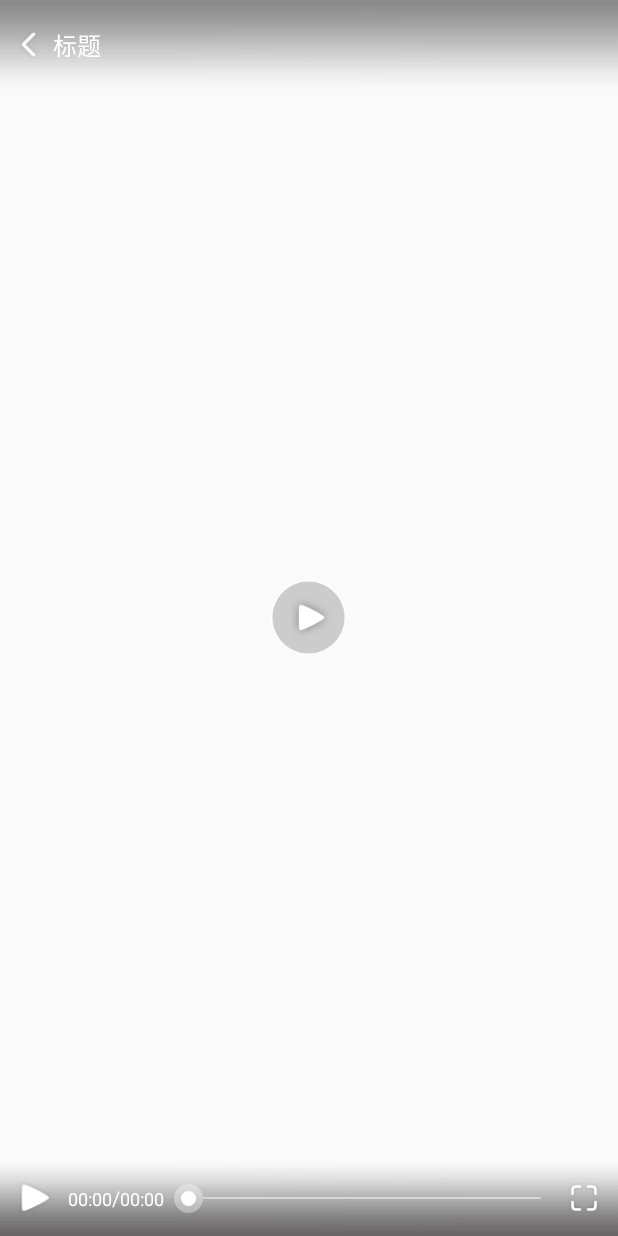
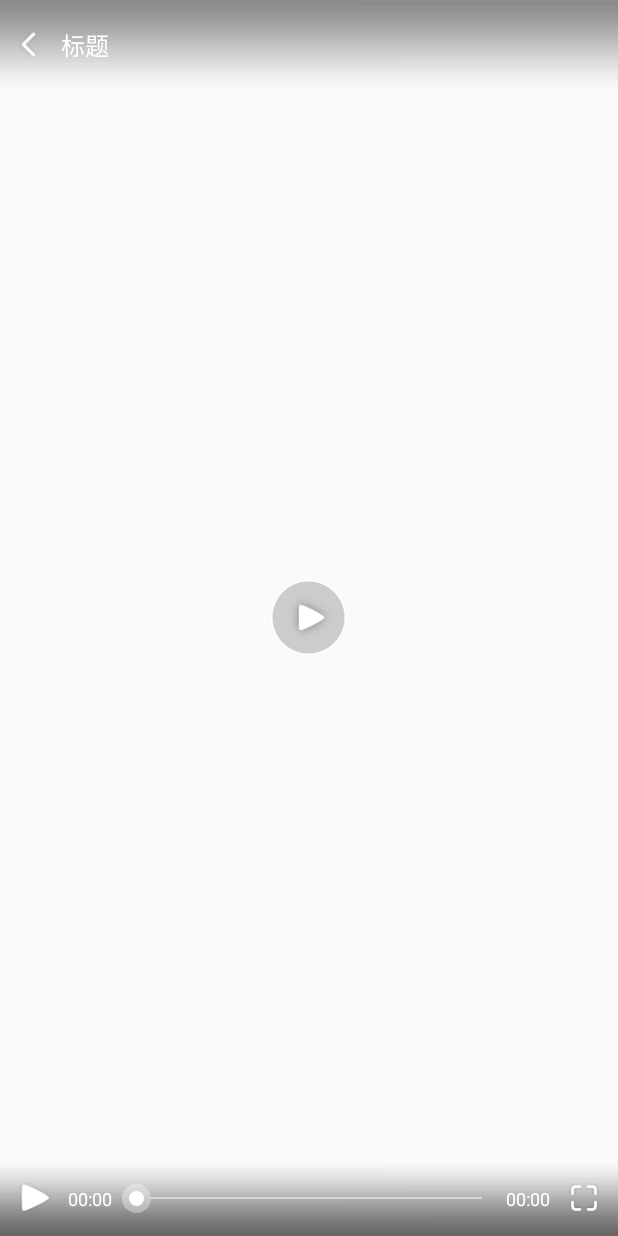
Before and after one commit to xiaoexiao51/SuperVideoPlayer, an Android app: the layout tx_video_palyer_controller.xml on its own in the app's theme, with its tools: preview values and no code run, on a phone screen of 412 x 824 dp. Run offline under Robolectric (Android 15) with nearby library versions, the phone set to English and light mode, and no system bars.

Commit message:
添加截图和文档

```diff
--- a/app/src/main/java/com/rwzx/supervideoplayer/activity/NiceVideoActivity.java
+++ b/app/src/main/java/com/rwzx/supervideoplayer/activity/NiceVideoActivity.java
@@ -44,11 +44,10 @@ public class NiceVideoActivity extends AppCompatActivity {
 
         mNiceVideoPlayer = (NiceVideoPlayer) findViewById(R.id.nice_video_player);
         mNiceVideoPlayer.setPlayerType(NiceVideoPlayer.TYPE_IJK);
-        mNiceVideoPlayer.setUp("http://play.g3proxy.lecloud.com/vod/v2/MjUxLzE2LzgvbGV0di11dHMvMTQvdmVyXzAwXzIyLTExMDc2NDEzODctYXZjLTE5OTgxOS1hYWMtNDgwMDAtNTI2MTEwLTE3MDg3NjEzLWY1OGY2YzM1NjkwZTA2ZGFmYjg2MTVlYzc5MjEyZjU4LTE0OTg1NTc2ODY4MjMubXA0?b=259&mmsid=65565355&tm=1499247143&key=f0eadb4f30c404d49ff8ebad673d3742&platid=3&splatid=345&playid=0&tss=no&vtype=21&cvid=2026135183914&payff=0&pip=08cc52f8b09acd3eff8bf31688ddeced&format=0&sign=mb&dname=mobile&expect=1&tag=mobile&xformat=super", null);
         TxVideoPlayerController controller = new TxVideoPlayerController(this);
         controller.setTitle("态度决定一切，细节决定成败，态度决定一切，细节决定成败！");
         controller.isLive(false);
-//        controller.setClarity(getClarites(), 0);
+        controller.setClarity(getClarites(), 0);
 //        Glide.with(this).load("http://imgsrc.baidu.com/123.jpg").into(controller.imageView());
         mNiceVideoPlayer.setController(controller);
     }
@@ -83,7 +82,7 @@ public class NiceVideoActivity extends AppCompatActivity {
     public List<Clarity> getClarites() {
         List<Clarity> clarities = new ArrayList<>();
         clarities.add(new Clarity("标清", "270P", "http://play.g3proxy.lecloud.com/vod/v2/MjUxLzE2LzgvbGV0di11dHMvMTQvdmVyXzAwXzIyLTExMDc2NDEzODctYXZjLTE5OTgxOS1hYWMtNDgwMDAtNTI2MTEwLTE3MDg3NjEzLWY1OGY2YzM1NjkwZTA2ZGFmYjg2MTVlYzc5MjEyZjU4LTE0OTg1NTc2ODY4MjMubXA0?b=259&mmsid=65565355&tm=1499247143&key=f0eadb4f30c404d49ff8ebad673d3742&platid=3&splatid=345&playid=0&tss=no&vtype=21&cvid=2026135183914&payff=0&pip=08cc52f8b09acd3eff8bf31688ddeced&format=0&sign=mb&dname=mobile&expect=1&tag=mobile&xformat=super"));
-        clarities.add(new Clarity("高清", "480P", "http://118.31.45.21:8180/ShangRaoShi/publish/media/351320555cd6ca42f9cc5bf6cb5644cc.mp4"));
+        clarities.add(new Clarity("高清", "480P", "http://play.g3proxy.lecloud.com/vod/v2/MjQ5LzM3LzIwL2xldHYtdXRzLzE0L3Zlcl8wMF8yMi0xMTA3NjQxMzkwLWF2Yy00MTk4MTAtYWFjLTQ4MDAwLTUyNjExMC0zMTU1NTY1Mi00ZmJjYzFkNzA1NWMyNDc4MDc5OTYxODg1N2RjNzEwMi0xNDk4NTU3OTYxNzQ4Lm1wNA==?b=479&mmsid=65565355&tm=1499247143&key=98c7e781f1145aba07cb0d6ec06f6c12&platid=3&splatid=345&playid=0&tss=no&vtype=13&cvid=2026135183914&payff=0&pip=08cc52f8b09acd3eff8bf31688ddeced&format=0&sign=mb&dname=mobile&expect=1&tag=mobile&xformat=super"));
         clarities.add(new Clarity("超清", "720P", "http://play.g3proxy.lecloud.com/vod/v2/MjQ5LzM3LzIwL2xldHYtdXRzLzE0L3Zlcl8wMF8yMi0xMTA3NjQxMzkwLWF2Yy00MTk4MTAtYWFjLTQ4MDAwLTUyNjExMC0zMTU1NTY1Mi00ZmJjYzFkNzA1NWMyNDc4MDc5OTYxODg1N2RjNzEwMi0xNDk4NTU3OTYxNzQ4Lm1wNA==?b=479&mmsid=65565355&tm=1499247143&key=98c7e781f1145aba07cb0d6ec06f6c12&platid=3&splatid=345&playid=0&tss=no&vtype=13&cvid=2026135183914&payff=0&pip=08cc52f8b09acd3eff8bf31688ddeced&format=0&sign=mb&dname=mobile&expect=1&tag=mobile&xformat=super"));
         clarities.add(new Clarity("蓝光", "1080P", "http://play.g3proxy.lecloud.com/vod/v2/MjQ5LzM3LzIwL2xldHYtdXRzLzE0L3Zlcl8wMF8yMi0xMTA3NjQxMzkwLWF2Yy00MTk4MTAtYWFjLTQ4MDAwLTUyNjExMC0zMTU1NTY1Mi00ZmJjYzFkNzA1NWMyNDc4MDc5OTYxODg1N2RjNzEwMi0xNDk4NTU3OTYxNzQ4Lm1wNA==?b=479&mmsid=65565355&tm=1499247143&key=98c7e781f1145aba07cb0d6ec06f6c12&platid=3&splatid=345&playid=0&tss=no&vtype=13&cvid=2026135183914&payff=0&pip=08cc52f8b09acd3eff8bf31688ddeced&format=0&sign=mb&dname=mobile&expect=1&tag=mobile&xformat=super"));
         return clarities;
--- a/lib-nicevideoplayer/src/main/res/layout/tx_video_palyer_controller.xml
+++ b/lib-nicevideoplayer/src/main/res/layout/tx_video_palyer_controller.xml
@@ -188,14 +188,13 @@
         android:layout_width="match_parent"
         android:layout_height="60dp"
         android:background="@drawable/player_mask_top"
-        android:gravity="center_vertical"
-        android:paddingLeft="5dp"
-        android:paddingRight="15dp">
+        android:gravity="center_vertical">
 
         <ImageView
             android:id="@+id/back"
             android:layout_width="30dp"
             android:layout_height="30dp"
+            android:layout_margin="5dp"
             android:src="@drawable/ic_player_back"/>
 
         <TextView
@@ -213,6 +212,7 @@
             android:id="@+id/battery_time"
             android:layout_width="wrap_content"
             android:layout_height="wrap_content"
+            android:padding="15dp"
             android:orientation="vertical"
             android:visibility="gone">
 
@@ -238,34 +238,17 @@
         android:layout_height="50dp"
         android:layout_alignParentBottom="true"
         android:background="@drawable/player_mask_bottom"
-        android:gravity="center_vertical"
-        android:paddingLeft="10dp"
-        android:paddingRight="10dp">
+        android:gravity="center_vertical">
 
         <ImageView
             android:id="@+id/restart_or_pause"
             android:layout_width="25dp"
             android:layout_height="25dp"
+            android:layout_margin="10dp"
             android:src="@drawable/ic_player_start"/>
 
         <TextView
             android:id="@+id/position"
-            android:layout_width="wrap_content"
-            android:layout_height="wrap_content"
-            android:layout_marginLeft="10dp"
-            android:text="00:00"
-            android:textColor="@android:color/white"
-            android:textSize="12sp"/>
-
-        <TextView
-            android:layout_width="wrap_content"
-            android:layout_height="wrap_content"
-            android:text="/"
-            android:textColor="@android:color/white"
-            android:textSize="13sp"/>
-
-        <TextView
-            android:id="@+id/duration"
             android:layout_width="wrap_content"
             android:layout_height="wrap_content"
             android:text="00:00"
@@ -286,10 +269,19 @@
             android:thumb="@drawable/seek_thumb"/>
 
         <TextView
+            android:id="@+id/duration"
+            android:layout_width="wrap_content"
+            android:layout_height="wrap_content"
+            android:text="00:00"
+            android:textColor="@android:color/white"
+            android:textSize="12sp"/>
+
+        <TextView
             android:id="@+id/clarity"
             android:layout_width="wrap_content"
             android:layout_height="wrap_content"
-            android:text="超清"
+            android:padding="15dp"
+            android:text="高清"
             android:textColor="@android:color/white"
             android:textSize="15sp"
             android:visibility="gone"/>
@@ -298,6 +290,7 @@
             android:id="@+id/full_screen"
             android:layout_width="25dp"
             android:layout_height="25dp"
+            android:layout_margin="10dp"
             android:src="@drawable/ic_player_enlarge"/>
     </LinearLayout>
     <!--右下角初始显示的总时长-->
```
Also changed, not shown: app/src/main/AndroidManifest.xml (+11 -5 lines), 3 other files.
